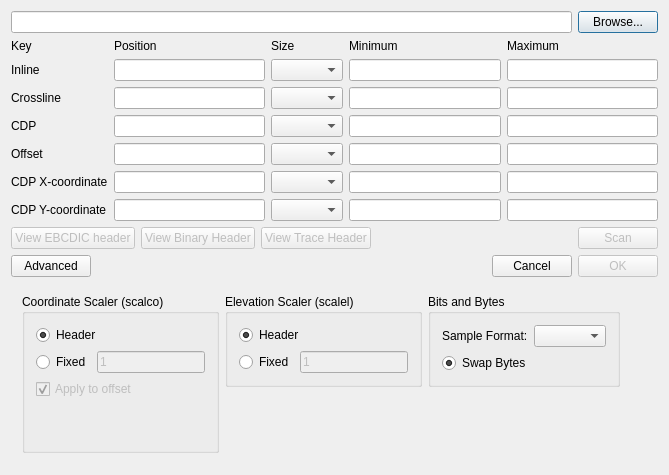
Qt form SeismicUI/segyinputdialog.ui (fsoos74/su) before a commit.
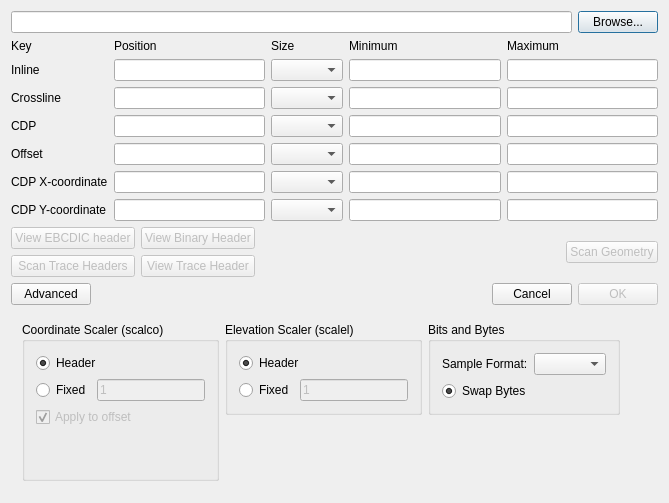
The same form after that commit. Icons and pictures are not drawn.

```diff
--- a/SeismicUI/segyinputdialog.ui
+++ b/SeismicUI/segyinputdialog.ui
@@ -6,8 +6,8 @@
    <rect>
     <x>0</x>
     <y>0</y>
-    <width>686</width>
-    <height>563</height>
+    <width>797</width>
+    <height>642</height>
    </rect>
   </property>
   <property name="windowTitle">
@@ -17,7 +17,7 @@
    <iconset resource="../ProjectViewer/icons.qrc">
     <normaloff>:/icons/images/logo_fs_64x64.png</normaloff>:/icons/images/logo_fs_64x64.png</iconset>
   </property>
-  <layout class="QVBoxLayout" name="verticalLayout_7" stretch="0,0">
+  <layout class="QVBoxLayout" name="verticalLayout_7">
    <property name="sizeConstraint">
     <enum>QLayout::SetFixedSize</enum>
    </property>
@@ -63,6 +63,13 @@
          </property>
         </widget>
        </item>
+       <item row="0" column="3">
+        <widget class="QLabel" name="label_4">
+         <property name="text">
+          <string>Minimum</string>
+         </property>
+        </widget>
+       </item>
        <item row="0" column="4">
         <widget class="QLabel" name="label_5">
          <property name="text">
@@ -256,18 +263,13 @@
          </property>
         </widget>
        </item>
-       <item row="0" column="3">
-        <widget class="QLabel" name="label_4">
-         <property name="text">
-          <string>Minimum</string>
-         </property>
-        </widget>
-       </item>
       </layout>
      </item>
      <item>
-      <layout class="QHBoxLayout" name="horizontalLayout_3">
-       <item>
+      <layout class="QGridLayout" name="gridLayout_3">
+       <item row="0" column="0">
+        <layout class="QGridLayout" name="gridLayout_2">
+         <item row="0" column="0">
         <widget class="QPushButton" name="pbEBCDIC">
          <property name="enabled">
           <bool>false</bool>
@@ -277,7 +279,7 @@
          </property>
         </widget>
        </item>
-       <item>
+         <item row="0" column="1">
         <widget class="QPushButton" name="pbBinary">
          <property name="enabled">
           <bool>false</bool>
@@ -287,7 +289,17 @@
          </property>
         </widget>
        </item>
-       <item>
+         <item row="1" column="0">
+          <widget class="QPushButton" name="pbScanTraceHeaders">
+           <property name="enabled">
+            <bool>false</bool>
+           </property>
+           <property name="text">
+            <string>Scan Trace Headers</string>
+           </property>
+          </widget>
+         </item>
+         <item row="1" column="1">
         <widget class="QPushButton" name="pbTraceHeader">
          <property name="enabled">
           <bool>false</bool>
@@ -297,7 +309,9 @@
          </property>
         </widget>
        </item>
-       <item>
+        </layout>
+       </item>
+       <item row="0" column="1">
         <spacer name="horizontalSpacer_2">
          <property name="orientation">
           <enum>Qt::Horizontal</enum>
@@ -310,20 +324,20 @@
          </property>
         </spacer>
        </item>
-       <item>
+       <item row="0" column="2">
         <widget class="QPushButton" name="btScan">
          <property name="enabled">
           <bool>false</bool>
          </property>
          <property name="text">
-          <string>Scan</string>
+          <string>Scan Geometry</string>
          </property>
         </widget>
        </item>
       </layout>
      </item>
      <item>
-      <layout class="QHBoxLayout" name="horizontalLayout_6">
+      <layout class="QHBoxLayout" name="horizontalLayout_3">
        <item>
         <widget class="QPushButton" name="pbAdvanced">
          <property name="text">
```
Lines whose indentation alone changed are shown as unchanged.
